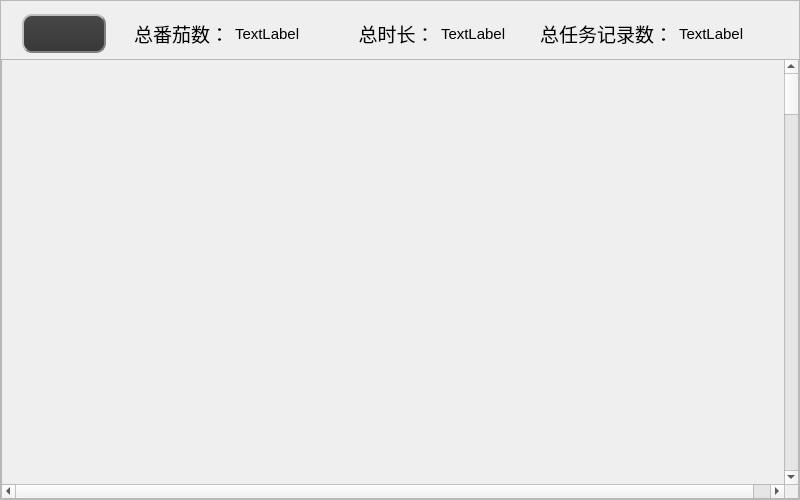
Before: the Qt Designer form TomClock_QtCreator/screenUi/historywindow.ui in MeoRinLime/TomClock, drawn with Qt 5.
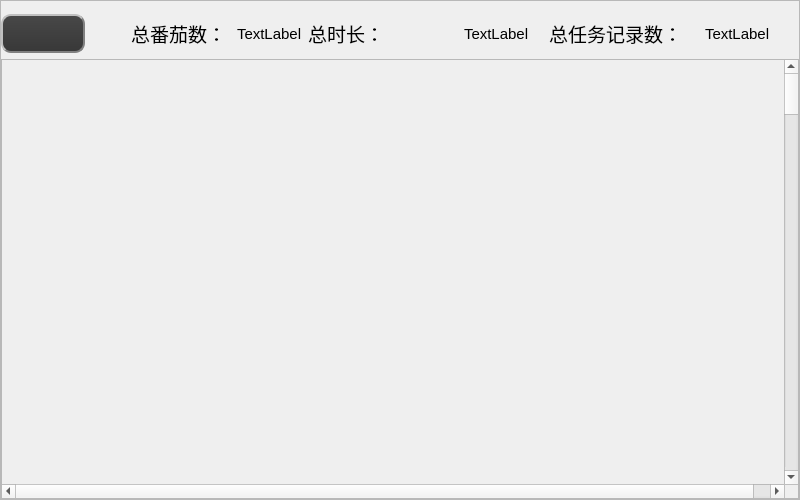
After: the same form once the commit is applied. Icons and pictures are not drawn.

```diff
--- a/TomClock_QtCreator/screenUi/historywindow.ui
+++ b/TomClock_QtCreator/screenUi/historywindow.ui
@@ -142,7 +142,7 @@
                <enum>Qt::Horizontal</enum>
               </property>
               <property name="sizeType">
-               <enum>QSizePolicy::Expanding</enum>
+               <enum>QSizePolicy::Fixed</enum>
               </property>
               <property name="sizeHint" stdset="0">
                <size>
@@ -154,6 +154,18 @@
             </item>
             <item>
              <widget class="QLabel" name="label_4">
+              <property name="sizePolicy">
+               <sizepolicy hsizetype="Fixed" vsizetype="Preferred">
+                <horstretch>0</horstretch>
+                <verstretch>0</verstretch>
+               </sizepolicy>
+              </property>
+              <property name="minimumSize">
+               <size>
+                <width>100</width>
+                <height>0</height>
+               </size>
+              </property>
               <property name="font">
                <font>
                 <pointsize>14</pointsize>
@@ -182,13 +194,19 @@
            <layout class="QHBoxLayout" name="horizontalLayout">
             <item>
              <widget class="QLabel" name="label_2">
+              <property name="minimumSize">
+               <size>
+                <width>150</width>
+                <height>0</height>
+               </size>
+              </property>
               <property name="font">
                <font>
                 <pointsize>14</pointsize>
                </font>
               </property>
               <property name="text">
-               <string>          总时长：</string>
+               <string>总时长：</string>
               </property>
              </widget>
             </item>
@@ -222,6 +240,18 @@
             </item>
             <item>
              <widget class="QLabel" name="label">
+              <property name="sizePolicy">
+               <sizepolicy hsizetype="Fixed" vsizetype="Preferred">
+                <horstretch>0</horstretch>
+                <verstretch>0</verstretch>
+               </sizepolicy>
+              </property>
+              <property name="minimumSize">
+               <size>
+                <width>150</width>
+                <height>0</height>
+               </size>
+              </property>
               <property name="font">
                <font>
                 <pointsize>14</pointsize>
@@ -262,6 +292,9 @@
               <property name="orientation">
                <enum>Qt::Horizontal</enum>
               </property>
+              <property name="sizeType">
+               <enum>QSizePolicy::Ignored</enum>
+              </property>
               <property name="sizeHint" stdset="0">
                <size>
                 <width>40</width>
```
